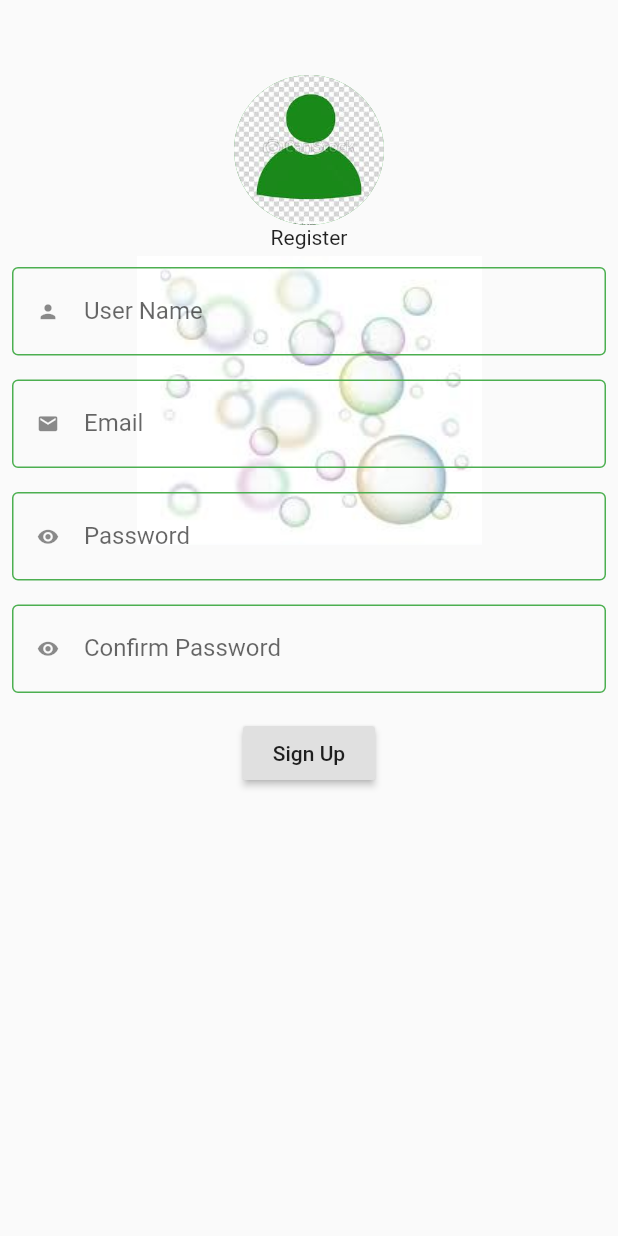
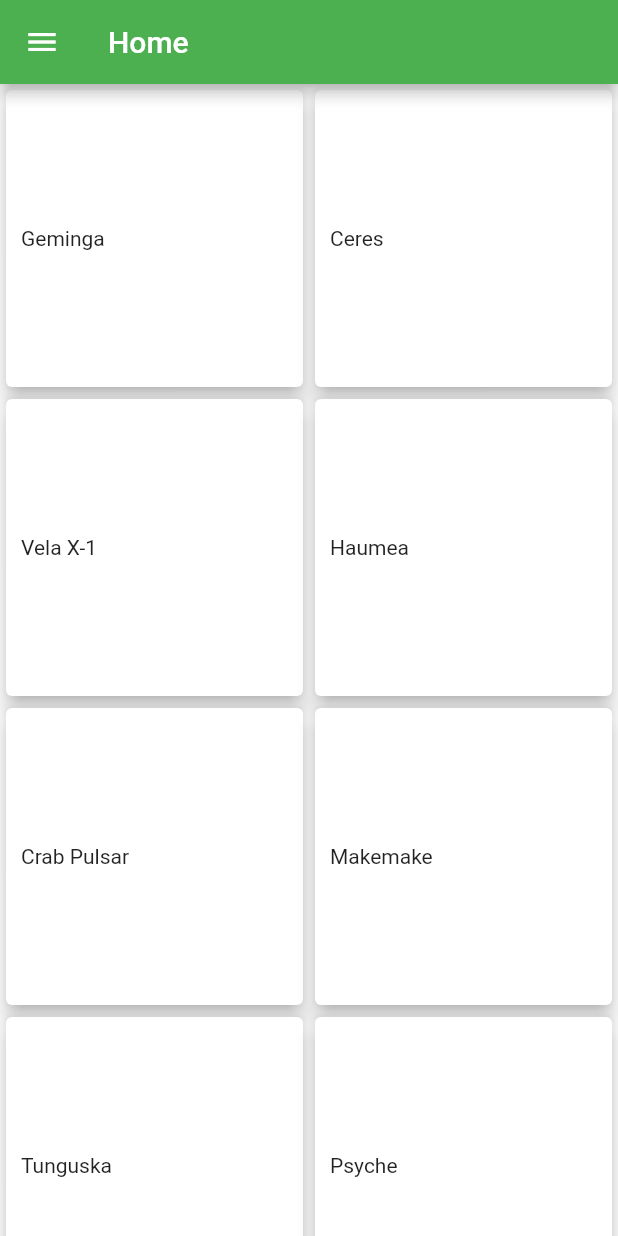
Before and after one commit to BuildForSDG/MobileClient, a Flutter app: the screen it shows after launch, on a phone screen of 412 x 824 dp. Run offline on Flutter 3.47's test engine with Material 2 defaults, Android fonts, the phone set to English and light mode, and no system bars; our stand-ins replace firebase_auth; accounts and stored records are empty.

Commit message:
basic navigation drawer

```diff
--- /dev/null
+++ b/lib/Fragments.dart
@@ -0,0 +1,113 @@
+import 'package:flutter/material.dart';
+
+//Let's create a reusable method that can render GridView as long as it passed a
+//a BuildContext as well as list of strings
+Widget createGridView(BuildContext context,List<String> cosmicBodies) {
+
+  //I will shuffle my data
+  cosmicBodies.shuffle();
+
+  // Then build my GridView and return it
+  return new GridView.builder(
+      itemCount: cosmicBodies.length,
+      gridDelegate: new SliverGridDelegateWithFixedCrossAxisCount(crossAxisCount: 2),
+      itemBuilder: (BuildContext context, int index) {
+        return new GestureDetector(
+          child: new Card(
+            elevation: 5.0,
+            child: new Container(
+              alignment: Alignment.centerLeft,
+              margin: new EdgeInsets.only(top: 10.0, bottom: 10.0,left: 10.0),
+              child: new Text(cosmicBodies[index]),
+            ),
+          ),
+        );
+      }
+  );
+}
+
+class Home extends StatelessWidget {
+  @override
+  Widget build(BuildContext context) {
+
+    var home = ["Tunguska","Crab Pulsar","Geminga","Calvera","Vela X-1","Gaspra",
+      "Psyche","Pallas","Ceres","Pioneer","Haumea","Makemake","Eris"];
+
+    return createGridView(context, home);
+  }
+}
+
+//Create Notifications Fragment. This will contains a gridview with our notifications
+class Notifications extends StatelessWidget {
+  @override
+  Widget build(BuildContext context) {
+
+    var notifications = ["Tunguska","Crab Pulsar","Geminga","Calvera","Vela X-1","Gaspra",
+      "Psyche","Pallas","Ceres","Pioneer","Haumea","Makemake","Eris"];
+
+    return createGridView(context, notifications);
+  }
+}
+
+//Create News Fragment. This will contains a gridview with our moons
+class News  extends StatelessWidget {
+  @override
+  Widget build(BuildContext context) {
+
+    var news  =  ["Phobos","Deimos","Moon","Triton","Proteus","Oberon","Umbriel","Ariel","Titan",
+      "Rhea","Lapetus","Dione","Enceladus","Mimas","Ganymede","Callisto","IO","Europa"];
+
+    return createGridView(context, news );
+  }
+}
+
+//Create market Fragment. This will contains a gridview with our stars
+class Markets extends StatelessWidget {
+  @override
+  Widget build(BuildContext context) {
+
+    var markets = ["UY Scuti","VY Cani Majoris","VV Cephei","KY Cygni","Aldebaran","Canopus",
+      "Sirius","Vega","Alpha Pegasi","Bellatrix","Pollux","Betelgeuse","Naos","Arcturus","Polaris",
+      "Rigel","Deneb","Wezen","Antares","Eya Caninae"];
+
+    return createGridView(context, markets);
+  }
+}
+
+//Disease and treatments  Fragment. This will contains a grid view with our disease and treatments
+class Disease extends StatelessWidget {
+  @override
+  Widget build(BuildContext context) {
+
+    var disease = ["Messier 87","Andromeda","Sombrero","Whirlpool","Pinwheel","Milky Way",
+      "Cartwheel", "Black Eye Galaxy","Star Bust","Centaurus","Triangulum","Sunflower",
+      "Caldwell","Tadpole","Hoag's Object","Mallin 1","NGC 262","IC 1101"];
+
+    return createGridView(context, disease);
+  }
+}
+// weather forecasting Fragment. this contains weather patterns to be observed by farmers
+class Weather  extends StatelessWidget {
+  @override
+  Widget build(BuildContext context) {
+
+    var weather = ["Rain patterns","Sunny","Rainy","Temperatures","Humidity","Rainfall",];
+
+    return createGridView(context, weather);
+  }
+}
+
+
+
+// settings Fragments. this contains settings activities
+
+
+class Settings extends StatelessWidget {
+  @override
+  Widget build(BuildContext context) {
+
+    var settings = ["settings functionality"];
+
+    return createGridView(context, settings);
+  }
+}
--- a/lib/Home.dart
+++ b/lib/Home.dart
@@ -1,46 +1,115 @@
+import 'package:registrationapp/Fragments.dart' as Fragments;
 import 'package:flutter/material.dart';
-import 'package:registrationapp/Sign_Up.dart';
 
-import 'Sign_in.dart';
+//Let's define a DrawerItem data object
+class DrawerItem {
+  String title;
+  IconData icon;
+  DrawerItem(this.title, this.icon);
+}
+// Our Homepage
+class HomePage extends StatefulWidget {
+  //Let's define our drawer items, strings and images
+  final drawerItems = [
+    new DrawerItem("Home", Icons.home),
+    new DrawerItem("Profile", Icons.person),
+    new DrawerItem("News & trends", Icons.markunread),
+    new DrawerItem("Markets", Icons.place),
+    new DrawerItem("Notifications", Icons.notifications),
+    new DrawerItem("Crop guide", Icons.crop_portrait),
+    new DrawerItem("Settings", Icons.settings),
+    new DrawerItem("Weather forecast", Icons.cloud)
+  ];
+  //Let's Create and Return state for this 'StatefulWidget'
+  @override
+  State<StatefulWidget> createState() {
+    return new HomePageState();
+  }
+}
+// Let's define state for our homepage. A state is just information for a widget.
+class HomePageState extends State<HomePage> {
+  int _selectedDrawerIndex = 0;
 
-class Home extends StatefulWidget {
-  @override
-  _HomeState createState() => _HomeState();
-}
+  //  switch statements to return the Fragment for a selected item
+  _getDrawerFragment(int pos) {
+    switch (pos) {
+      case 0:
+        return new Fragments.Notifications();
+      case 1:
+        return new Fragments.News();
+      case 2:
+        return new Fragments.Markets();
+      case 3:
+        return new Fragments.Disease();
 
-class _HomeState extends State<Home> {
+      case 4:
+        return new  Fragments.Settings();
+
+      case 5:
+        return new  Fragments.Weather();
+      case 6:
+        return new  Fragments.Home();
+
+      default:
+        return new Text("Error");
+    }
+  }
+  //Let's update the selectedDrawerItemIndex the close the drawer
+  _onSelectItem(int index) {
+    setState(() => _selectedDrawerIndex = index);
+    //we close the drawer
+    Navigator.of(context).pop();
+  }
+
   @override
   Widget build(BuildContext context) {
-    return Scaffold(
-      appBar: AppBar(
-        title: Text('Home'),
+    List<Widget> drawerOptions = [];
+    //Let's create drawer list items. Each will have an icon and text
+    for (var i = 0; i < widget.drawerItems.length; i++) {
+      var d = widget.drawerItems[i];
+      drawerOptions.add(
+          new ListTile(
+            leading: new Icon(d.icon),
+            title: new Text(d.title),
+            selected: i == _selectedDrawerIndex,
+            onTap: () => _onSelectItem(i),
+          )
+      );
+    }
+    //Let's scaffold our homepage
+    return new Scaffold(
+      appBar: new AppBar(
+        // We will dynamically display title of selected page
+        title: new Text(widget.drawerItems[_selectedDrawerIndex].title),
       ),
-      body: Column(
-        children: <Widget>[
-          RaisedButton(
-            onPressed: navigateToSignIn,
-            child: Text('Sign in'),
-          ),
-          RaisedButton(
-            onPressed: navigateToSignUp,
-            child: Text('Sign Up'),
-          ),
-        ],
+      // Let's register our Drawer to the Scaffold
+      drawer: new Drawer(
+        child: new Column(
+          children: <Widget>[
+            //Lets Create a material design drawer header with account name, email,avatar
+            new UserAccountsDrawerHeader(
+              accountName: new Text("Zero hunger"),
+              accountEmail: new Text("farmer@gmail.com"),
+              currentAccountPicture: new CircleAvatar(
+                backgroundImage: new AssetImage ('assets/logo1.jpg'),),
+                decoration: new BoxDecoration(
+                  gradient: new LinearGradient(colors: <Color>[
+                    Colors.green,
+                    Colors.lightGreen,
+                  ]
+
+                  ),
+                  image: new DecorationImage(
+                      image: new AssetImage("assets/icon2.jpg"),
+                      fit: BoxFit.cover
+                  )
+              ),
+            ),
+            new Column(children: drawerOptions)
+          ],
+        ),
       ),
+      body: _getDrawerFragment(_selectedDrawerIndex),
     );
   }
-
-  void navigateToSignIn() {
-    Navigator.push(
-        context,
-        MaterialPageRoute(
-            builder: (context) => LoginPage(), fullscreenDialog: true));
-  }
-
-  void navigateToSignUp() {
-    Navigator.push(
-        context,
-        MaterialPageRoute(
-            builder: (context) => SignUp(), fullscreenDialog: true));
-  }
 }
--- a/lib/Sign_in.dart
+++ b/lib/Sign_in.dart
@@ -1,7 +1,8 @@
 import 'package:flutter/material.dart';
 import 'package:firebase_auth/firebase_auth.dart';
-import 'package:registrationapp/Home.dart';
+//import 'package:registrationapp/Home.dart';
 
+import 'Fragments.dart';
 import 'Sign_Up.dart';
 //import 'package:firebase_auth/firebase_auth.dart';
 
--- a/lib/main.dart
+++ b/lib/main.dart
@@ -1,5 +1,7 @@
 import 'package:flutter/material.dart';
-import 'package:registrationapp/Sign_Up.dart';
+//import 'package:registrationapp/Sign_Up.dart';
+
+import 'Home.dart';
 
 
 void main() => runApp(MyApp());
@@ -8,11 +10,12 @@ class MyApp extends StatelessWidget {
   @override
   Widget build(BuildContext context) {
     return MaterialApp(
-      title: 'registration and login',
+      title: 'Zero hunger',
       theme: ThemeData(
         primarySwatch: Colors.green,
       ),
-      home: SignUp(),
-    );
+      home: new HomePage(),
+
+      );
   }
 }
--- a/pubspec.yaml
+++ b/pubspec.yaml
@@ -41,7 +41,7 @@ flutter:
   # the material Icons class.
   uses-material-design: true
   assets:
-    - image/
+    - image/logo1.jpg
 
 
   # An image asset can refer to one or more resolution-specific "variants", see
```
Also changed, not shown: image/logo1.jpg (added), pubspec.lock, 3 other files.
